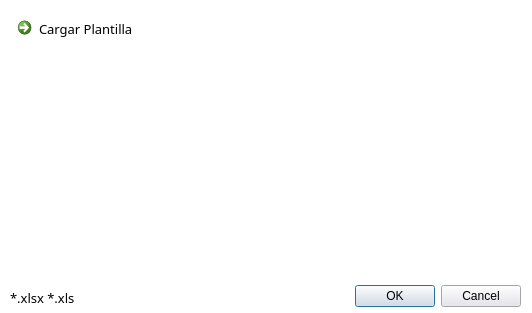
Qt form excel2map_dialog_base.ui (INEGI-Python/excel2map) before a commit.
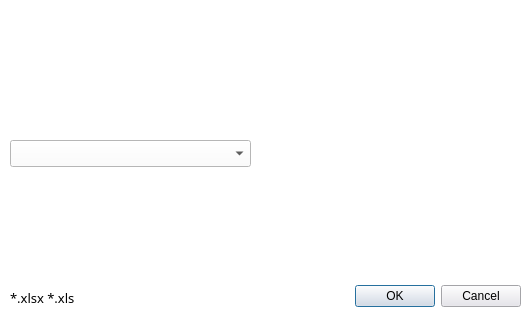
The same form after that commit. Custom widgets are drawn as their Qt base class.

Diff of the .ui file:
```diff
--- a/excel2map_dialog_base.ui
+++ b/excel2map_dialog_base.ui
@@ -89,20 +89,17 @@
     <string>*.xlsx *.xls</string>
    </property>
   </widget>
-  <widget class="QCommandLinkButton" name="commandLinkButton">
+  <widget class="QgsMapLayerComboBox" name="mMapLayerComboBox">
    <property name="geometry">
     <rect>
      <x>10</x>
-     <y>10</y>
-     <width>185</width>
-     <height>41</height>
+     <y>140</y>
+     <width>241</width>
+     <height>27</height>
     </rect>
    </property>
-   <property name="text">
-    <string>Cargar Plantilla</string>
-   </property>
-   <property name="checkable">
-    <bool>false</bool>
+   <property name="insertPolicy">
+    <enum>QComboBox::InsertAtBottom</enum>
    </property>
   </widget>
  </widget>
@@ -112,6 +109,11 @@
    <extends>QWidget</extends>
    <header>qgsfilewidget.h</header>
   </customwidget>
+  <customwidget>
+   <class>QgsMapLayerComboBox</class>
+   <extends>QComboBox</extends>
+   <header>qgsmaplayercombobox.h</header>
+  </customwidget>
  </customwidgets>
  <resources/>
  <connections>
```
Left out of the diff: 19 changed lines with no effect on the pictures.
